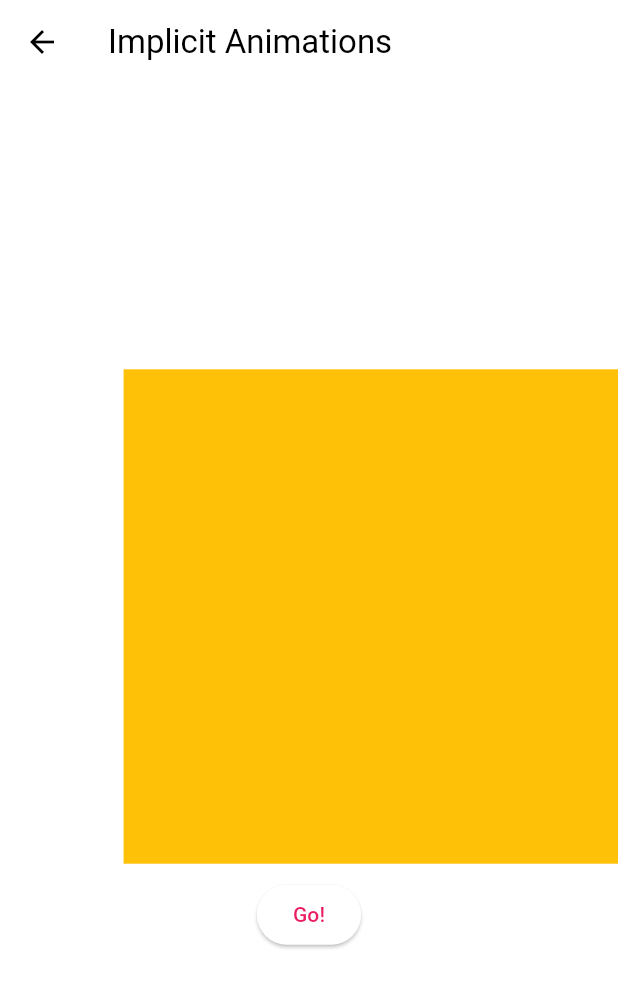
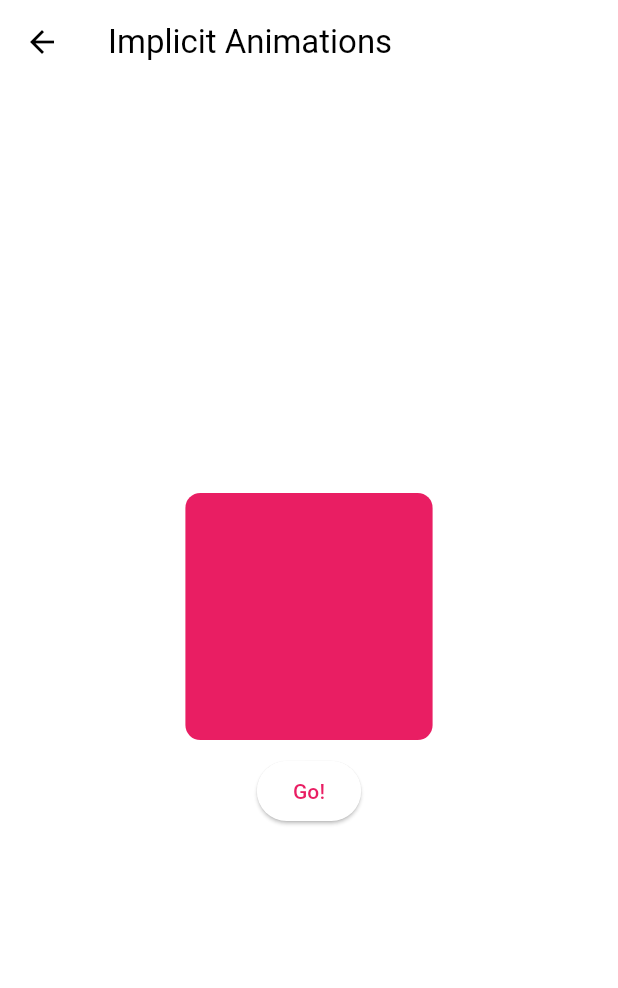
Before and after one commit to expensive-garbage/Jinwook-Song-flutter_animations, a Flutter app: the ImplicitAnimationsScreen screen opened directly, on a phone screen of 412 x 824 dp. Shown: the top 988 px of the screen. Run offline on Flutter 3.47's test engine with Material 2 defaults, Android fonts, the phone set to English and light mode, and no system bars.

Commit message:
widget: AnimatedContainer

```diff
--- a/lib/screens/implicit_animations_screen.dart
+++ b/lib/screens/implicit_animations_screen.dart
@@ -1,3 +1,5 @@
+import 'dart:math';
+
 import 'package:flutter/material.dart';
 
 class ImplicitAnimationsScreen extends StatefulWidget {
@@ -30,18 +32,15 @@ class _ImplicitAnimationsScreenState extends State<ImplicitAnimationsScreen> {
         child: Column(
           mainAxisAlignment: MainAxisAlignment.center,
           children: [
-            AnimatedAlign(
-              duration: const Duration(milliseconds: 150),
-              alignment:
-                  _visible ? Alignment.centerRight : Alignment.centerLeft,
-              child: AnimatedOpacity(
-                duration: const Duration(milliseconds: 150),
-                opacity: _visible ? 1 : 0,
-                child: Container(
-                  width: size.width * 0.8,
-                  height: size.width * 0.8,
-                  color: Colors.amber,
-                ),
+            AnimatedContainer(
+              duration: const Duration(milliseconds: 300),
+              width: size.width * 0.4,
+              height: size.width * 0.4,
+              transform: Matrix4.rotationZ(_visible ? 1 / 2 * pi : 0),
+              transformAlignment: Alignment.center,
+              decoration: BoxDecoration(
+                color: _visible ? Colors.pink : Colors.amber,
+                borderRadius: BorderRadius.circular(_visible ? 10 : 100),
               ),
             ),
             const SizedBox(height: 10),
```
Also changed, not shown: 1 other file.
